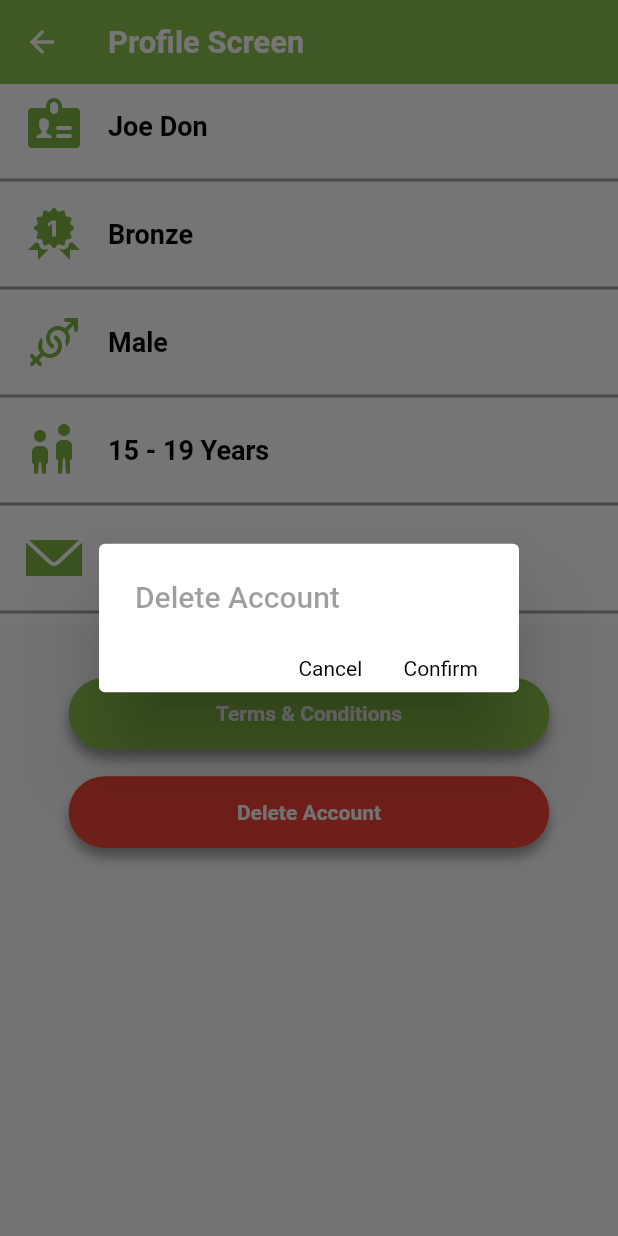
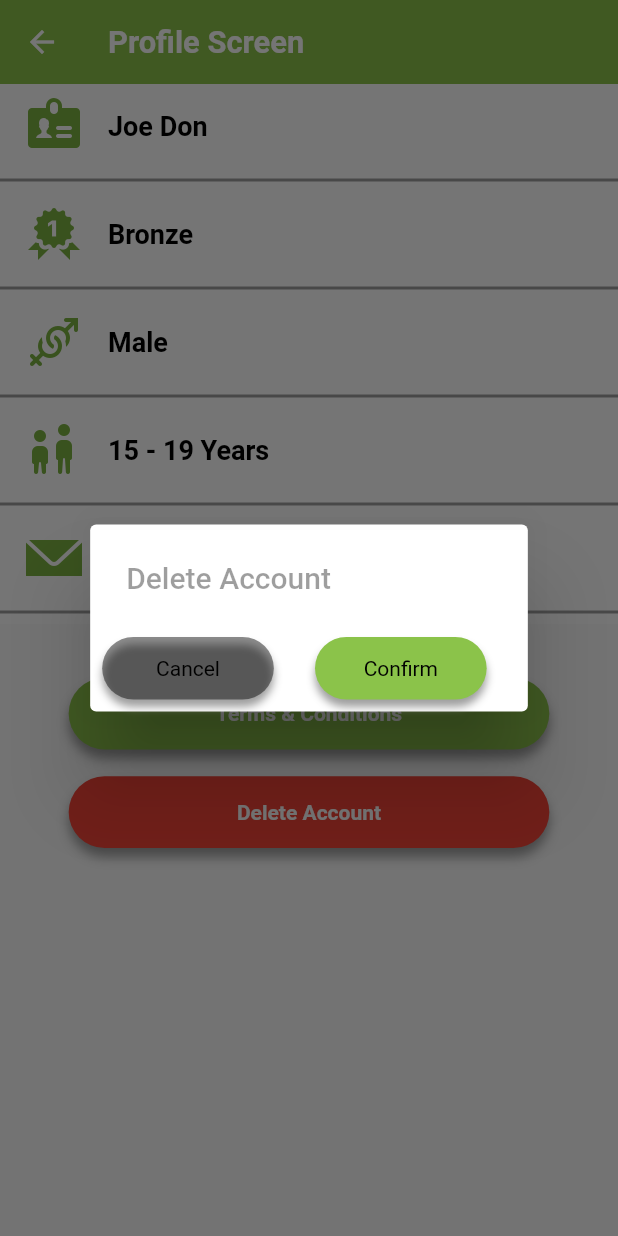
Before and after one commit to arshadkhan3923/My-Carbon, a Flutter app: the ProfileScreen screen opened directly, after a tap on "Delete Account", on a phone screen of 412 x 824 dp. Run offline on Flutter 3.47's test engine with Material 2 defaults, Android fonts, the phone set to English and light mode, and no system bars; our stand-ins replace flutter_screenutil, get, image_picker.

Commit message:
now code by arshad today

```diff
--- a/lib/profile_screen.dart
+++ b/lib/profile_screen.dart
@@ -1,6 +1,7 @@
 import 'package:flutter/material.dart';
 import 'package:flutter_screenutil/flutter_screenutil.dart';
 import 'package:get/get.dart';
+import 'package:mycarbon/reward_screen.dart';
 import 'package:mycarbon/t&c.dart';
 
 import 'ConstantValues.dart';
@@ -42,7 +43,20 @@ class ProfileScreen extends StatelessWidget {
             shrinkWrap: true,
             itemCount: 5,
             itemBuilder: (context, index) {
-              return Column(
+              return InkWell(
+                onTap: () {
+                  if (index == 1) {
+                    // Navigate to a new screen when the item at index 2 is tapped
+                    Navigator.push(
+                      context,
+                      MaterialPageRoute(
+                        builder: (context) =>
+                            RewardScreen(), // Replace with your desired screen
+                      ),
+                    );
+                  }
+                },
+                child: Column(
                   children: [
                     Container(
                         margin: EdgeInsets.only(bottom: 0),
@@ -72,6 +86,7 @@ class ProfileScreen extends StatelessWidget {
                           ],
                         )),
                   ],
+                ),
               );
             },
           ),
@@ -164,9 +179,26 @@ class ProfileScreen extends StatelessWidget {
               onTap: () {
                 Navigator.pop(context);
               },
+              child: Container(
+                height: 35.h,
+                width: 100.w,
+                decoration: BoxDecoration(
+                  borderRadius: BorderRadius.circular(25),
+                  color: Colors.black45,
+                  boxShadow: const [
+                    BoxShadow(
+                        color: Colors.grey,
+                        offset: Offset(0, 5),
+                        blurRadius: 4,
+                        blurStyle: BlurStyle.normal),
+                  ],
+                ),
+                child: Center(
                   child: Text('Cancel',
                       style: TextStyle(
                           color: Colors.black, fontWeight: FontWeight.w400)),
+                ),
+              ),
             ),
             SizedBox(
               width: 10.w,
@@ -179,9 +211,26 @@ class ProfileScreen extends StatelessWidget {
                 AppConstant.gender = "";
                 Get.offAll(LoginScreen());
               },
+              child: Container(
+                height: 35.h,
+                width: 100.w,
+                decoration: BoxDecoration(
+                  borderRadius: BorderRadius.circular(25),
+                  color: Colors.lightGreen,
+                  boxShadow: const [
+                    BoxShadow(
+                        color: Colors.grey,
+                        offset: Offset(0, 5),
+                        blurRadius: 4,
+                        blurStyle: BlurStyle.normal),
+                  ],
+                ),
+                child: Center(
                   child: Text('Confirm',
                       style: TextStyle(
                           color: Colors.black, fontWeight: FontWeight.w400)),
+                ),
+              ),
             ),
             SizedBox(
               width: 10.w,
--- a/lib/t&c.dart
+++ b/lib/t&c.dart
@@ -80,6 +80,7 @@ class _TermsState extends State<Terms> {
                       //   AppConstant.name = nameC.text;
                       // Get.to(const RegistrationCompleteScreen());
                       // }
+                      Get.back();
                     },
                     child: Container(
                       height: 35.h,
```
Also changed, not shown: lib/login_screen.dart (+7 -6 lines), lib/registration_screen.dart (+7 -7 lines). Lines whose indentation alone changed are shown as unchanged.
